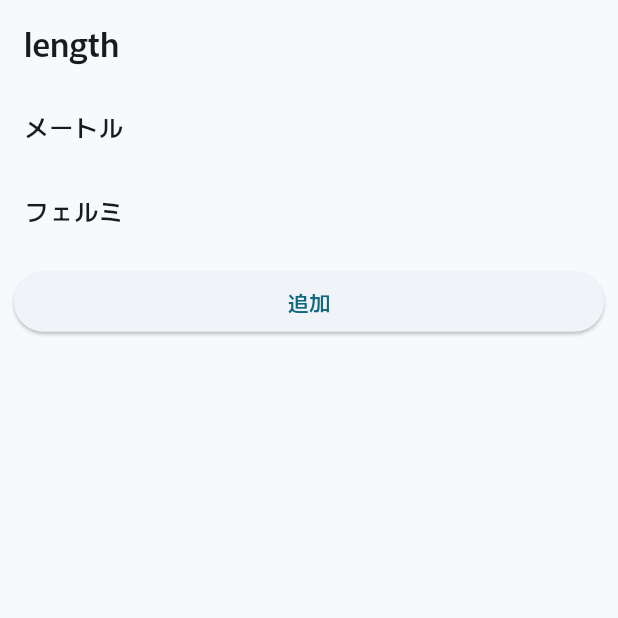
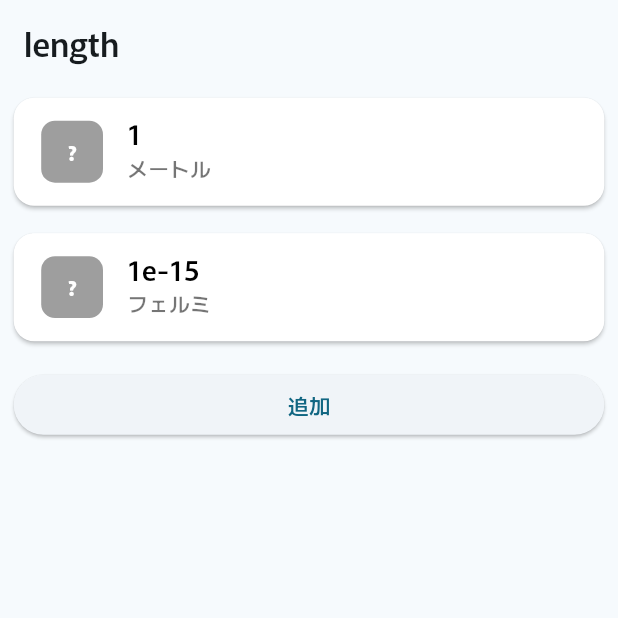
Before and after one commit to RioRio-do/calciunit, a Flutter app: the DynamicPage screen opened by its route, on a phone screen of 412 x 824 dp, the top half of it. Run offline on Flutter 3.47's test engine with Material 3 defaults, Android fonts, the phone set to English and light mode, and no system bars; our stand-ins replace decimal, flutter_hooks, flutter_riverpod, flutter_screenutil, freezed_annotation, go_router and 3 more; missing offline and left inert: rational; accounts and stored records are empty; generated files the repository leaves out were written again.

Commit message:
Refactor DynamicPage to use UnitCard for displaying units

```diff
--- a/lib/page/dynamic_page.dart
+++ b/lib/page/dynamic_page.dart
@@ -1,4 +1,5 @@
 import 'package:calciunit/logic/data.dart';
+import 'package:calciunit/unit_card.dart';
 import 'package:flutter/material.dart';
 import 'package:flutter_hooks/flutter_hooks.dart';
 import 'package:flutter_screenutil/flutter_screenutil.dart';
@@ -30,9 +31,12 @@ class DynamicPage extends HookConsumerWidget {
                 key: ValueKey(items.value[index]),
                 index: index,
                 child: Material(
-                  child: ListTile(
-                    title: Text(unit.data[items.value[index]]
-                        [UnitsColumn.displayName.v]),
+                  child: UnitCard(
+                    title: unit.data[items.value[index]]
+                        [UnitsColumn.displayName.v],
+                    leadingText: '?',
+                    initialCount: unit.data[items.value[index]]
+                        [UnitsColumn.constant.v],
                   ),
                 ),
               );
```
